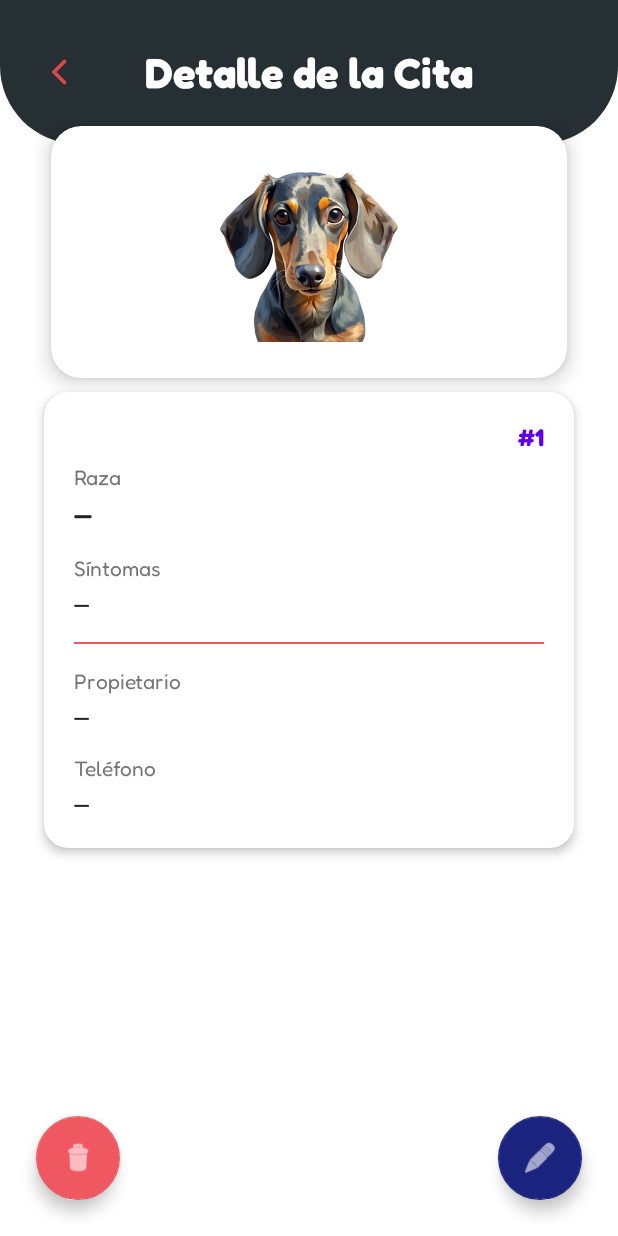
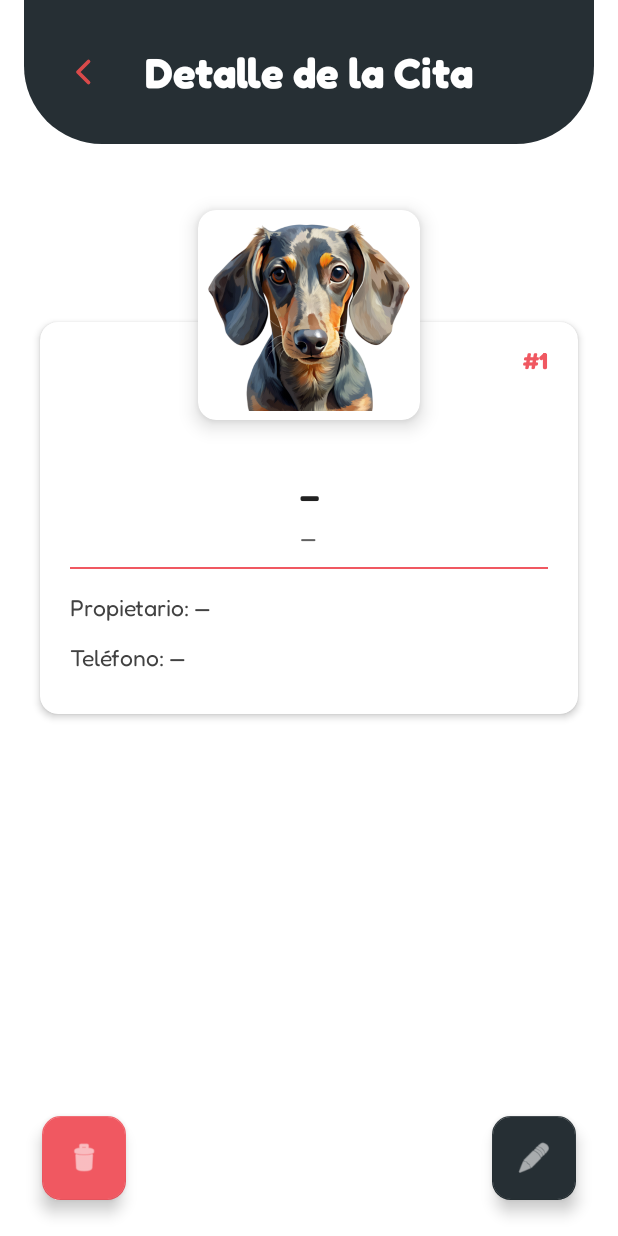
Before and after one commit to DocPaloma/DogApp, an Android app built with Jetpack Compose: the DetailAppointmentFragment screen opened through its navigation route, on a phone screen of 412 x 824 dp. Run offline under Robolectric (Android 15) with nearby library versions, the phone set to English and light mode, and no system bars; pictures from the network do not load.

Commit message:
fix(ui): corrige WindowInsets, tarjetas superpuestas en Detalle y estilo OutlinedBox en Editar

```diff
--- a/app/src/main/java/com/example/dogapp/MainActivity.kt
+++ b/app/src/main/java/com/example/dogapp/MainActivity.kt
@@ -2,11 +2,32 @@ package com.example.dogapp
 
 import android.os.Bundle
 import androidx.appcompat.app.AppCompatActivity
+import androidx.core.content.ContextCompat
+import androidx.core.view.ViewCompat
+import androidx.core.view.WindowCompat
+import androidx.core.view.WindowInsetsCompat
+import androidx.core.view.updatePadding
 
 class MainActivity : AppCompatActivity() {
 
+    @Suppress("DEPRECATION")
     override fun onCreate(savedInstanceState: Bundle?) {
         super.onCreate(savedInstanceState)
         setContentView(R.layout.activity_main)
+
+        window.statusBarColor = ContextCompat.getColor(this, R.color.dog_dark_gray)
+        WindowCompat.getInsetsController(window, window.decorView).isAppearanceLightStatusBars = false
+
+        val navHost = findViewById<android.view.View>(R.id.nav_host_fragment)
+        ViewCompat.setOnApplyWindowInsetsListener(navHost) { view, windowInsets ->
+            val insets = windowInsets.getInsets(WindowInsetsCompat.Type.systemBars())
+            view.updatePadding(
+                left = insets.left,
+                top = insets.top,
+                right = insets.right,
+                bottom = insets.bottom
+            )
+            windowInsets
+        }
     }
 }
--- a/app/src/main/java/com/example/dogapp/view/detail/DetailAppointmentFragment.kt
+++ b/app/src/main/java/com/example/dogapp/view/detail/DetailAppointmentFragment.kt
@@ -49,8 +49,8 @@ class DetailAppointmentFragment : Fragment() {
         binding.tvTurnNumber.text = "#${cita.id}"
         binding.tvPetBreed.text = cita.breed
         binding.tvSymptoms.text = cita.symptom
-        binding.tvOwnerName.text = cita.ownerName
-        binding.tvOwnerPhone.text = cita.phone
+        binding.tvOwnerName.text = "Propietario: ${cita.ownerName}"
+        binding.tvOwnerPhone.text = "Teléfono: ${cita.phone}"
         binding.ivPetPhoto.load(cita.imageUrl) {
             placeholder(R.drawable.ic_dog_head)
             error(R.drawable.ic_dog_head)
--- a/app/src/main/res/layout/fragment_add_cita.xml
+++ b/app/src/main/res/layout/fragment_add_cita.xml
@@ -184,6 +184,7 @@
                 android:paddingBottom="12dp"
                 android:enabled="false"
                 android:text="@string/save_cita"
+                android:textAllCaps="false"
                 android:textColor="@color/white"
                 android:textStyle="bold"
                 app:backgroundTint="#F05861"
--- a/app/src/main/res/layout/fragment_detail_appointment.xml
+++ b/app/src/main/res/layout/fragment_detail_appointment.xml
@@ -13,21 +13,26 @@
         android:layout_height="match_parent"
         android:clipToPadding="false"
         android:fillViewport="true"
-    android:paddingBottom="88dp">
+        android:paddingBottom="96dp">
 
-    <LinearLayout
+        <androidx.constraintlayout.widget.ConstraintLayout
             android:layout_width="match_parent"
             android:layout_height="wrap_content"
-        android:orientation="vertical">
+            android:paddingBottom="24dp">
 
             <!-- TOOLBAR / HEADER SUPERIOR -->
             <androidx.constraintlayout.widget.ConstraintLayout
                 android:id="@+id/headerDetalleCita"
-            android:layout_width="match_parent"
+                android:layout_width="0dp"
                 android:layout_height="96dp"
+                android:layout_marginStart="16dp"
+                android:layout_marginEnd="16dp"
                 android:background="@drawable/bg_header_new_cita"
                 android:paddingStart="16dp"
-            android:paddingEnd="16dp">
+                android:paddingEnd="16dp"
+                app:layout_constraintEnd_toEndOf="parent"
+                app:layout_constraintStart_toStartOf="parent"
+                app:layout_constraintTop_toTopOf="parent">
 
                 <ImageButton
                     android:id="@+id/btnReturnDetail"
@@ -51,172 +56,134 @@
                     app:layout_constraintBottom_toBottomOf="parent"
                     app:layout_constraintEnd_toEndOf="parent"
                     app:layout_constraintStart_toStartOf="parent"
-                app:layout_constraintTop_toTopOf="parent"/>
+                    app:layout_constraintTop_toTopOf="parent" />
 
             </androidx.constraintlayout.widget.ConstraintLayout>
 
-        <!-- ESPACIO PARA LA TARJETA DE IMAGEN SUPERPUESTA -->
-        <FrameLayout
-            android:layout_width="match_parent"
-            android:layout_height="wrap_content"
-            android:layout_marginTop="-30dp"
-            android:paddingStart="20dp"
-            android:paddingEnd="20dp">
-
-            <!-- TARJETA SUPERIOR: IMAGEN DE LA MASCOTA -->
+            <!-- TARJETA INFERIOR BLANCA: INFORMACIÓN -->
             <com.google.android.material.card.MaterialCardView
-                android:id="@+id/cardPetImage"
-                android:layout_width="match_parent"
-                android:layout_height="wrap_content"
-                app:cardCornerRadius="20dp"
-                app:cardElevation="8dp"
-                app:cardUseCompatPadding="true"
-                android:layout_gravity="center_horizontal|top"
-                >
-
-                <LinearLayout
-                    android:layout_width="match_parent"
-                    android:layout_height="wrap_content"
-                    android:gravity="center"
-                    android:padding="24dp">
-
-                    <ImageView
-                        android:id="@+id/ivPetPhoto"
-                        android:layout_width="120dp"
-                        android:layout_height="120dp"
-                        android:src="@drawable/ic_dog_head"
-                        android:scaleType="centerCrop"/>
-                </LinearLayout>
-            </com.google.android.material.card.MaterialCardView>
-
-        </FrameLayout>
-
-        <!-- TARJETA INFERIOR: INFORMACIÓN -->
-        <com.google.android.material.card.MaterialCardView
-            android:layout_width="match_parent"
+                android:id="@+id/cardDetailInfo"
+                android:layout_width="0dp"
                 android:layout_height="wrap_content"
                 android:layout_marginStart="20dp"
+                android:layout_marginTop="110dp"
                 android:layout_marginEnd="20dp"
-            android:layout_marginTop="-20dp"
-            android:layout_marginBottom="32dp"
-            app:cardCornerRadius="16dp"
-            app:cardElevation="4dp"
-            app:cardUseCompatPadding="true">
+                app:cardBackgroundColor="@color/white"
+                app:cardCornerRadius="12dp"
+                app:cardElevation="3dp"
+                app:cardUseCompatPadding="true"
+                app:layout_constraintEnd_toEndOf="parent"
+                app:layout_constraintStart_toStartOf="parent"
+                app:layout_constraintTop_toBottomOf="@id/headerDetalleCita">
 
                 <LinearLayout
                     android:layout_width="match_parent"
                     android:layout_height="wrap_content"
                     android:orientation="vertical"
-                android:padding="20dp">
+                    android:paddingStart="20dp"
+                    android:paddingTop="16dp"
+                    android:paddingEnd="20dp"
+                    android:paddingBottom="28dp">
 
                     <!-- TURNO - Arriba derecha -->
-                <LinearLayout
-                    android:layout_width="match_parent"
-                    android:layout_height="wrap_content"
-                    android:gravity="end">
-
                     <TextView
                         android:id="@+id/tvTurnNumber"
                         android:layout_width="wrap_content"
                         android:layout_height="wrap_content"
+                        android:layout_gravity="end"
+                        android:fontFamily="@font/fredoka_bold"
                         android:text="#1"
-                        android:textSize="16sp"
-                        android:textStyle="bold"
-                        android:textColor="@color/purple_500"
-                        android:fontFamily="@font/fredoka_bold"/>
-                </LinearLayout>
+                        android:textColor="@color/dog_pink"
+                        android:textSize="15sp"
+                        android:textStyle="bold" />
 
-                <!-- RAZA -->
-                <TextView
-                    android:layout_width="wrap_content"
-                    android:layout_height="wrap_content"
-                    android:text="Raza"
-                    android:textSize="14sp"
-                    android:textColor="#757575"
-                    android:layout_marginTop="8dp"
-                    android:fontFamily="@font/fredoka_regular"/>
+                    <!-- Espacio reservado para la tarjeta de imagen superpuesta -->
+                    <Space
+                        android:layout_width="match_parent"
+                        android:layout_height="68dp" />
 
+                    <!-- RAZA CENTRADA BOLD -->
                     <TextView
                         android:id="@+id/tvPetBreed"
-                    android:layout_width="wrap_content"
+                        android:layout_width="match_parent"
                         android:layout_height="wrap_content"
+                        android:fontFamily="@font/fredoka_bold"
+                        android:gravity="center"
                         android:text="—"
-                    android:textSize="18sp"
-                    android:textStyle="bold"
                         android:textColor="#212121"
-                    android:layout_marginTop="4dp"
-                    android:fontFamily="@font/fredoka_regular"/>
+                        android:textSize="19sp"
+                        android:textStyle="bold" />
 
-                <!-- SÍNTOMAS -->
-                <TextView
-                    android:layout_width="wrap_content"
-                    android:layout_height="wrap_content"
-                    android:text="Síntomas"
-                    android:textSize="14sp"
-                    android:textColor="#757575"
-                    android:layout_marginTop="16dp"
-                    android:fontFamily="@font/fredoka_regular"/>
-
+                    <!-- SÍNTOMA CENTRADO -->
                     <TextView
                         android:id="@+id/tvSymptoms"
-                    android:layout_width="wrap_content"
+                        android:layout_width="match_parent"
                         android:layout_height="wrap_content"
+                        android:layout_marginTop="6dp"
+                        android:fontFamily="@font/fredoka_regular"
+                        android:gravity="center"
                         android:text="—"
-                    android:textSize="16sp"
-                    android:textColor="#212121"
-                    android:layout_marginTop="4dp"
-                    android:fontFamily="@font/fredoka_regular"/>
+                        android:textColor="#616161"
+                        android:textSize="15sp" />
 
                     <!-- LÍNEA ROSADA -->
                     <View
                         android:layout_width="match_parent"
-                    android:layout_height="1dp"
-                    android:layout_marginTop="16dp"
-                    android:background="#F05861"/>
+                        android:layout_height="1.5dp"
+                        android:layout_marginTop="10dp"
+                        android:layout_marginBottom="16dp"
+                        android:background="#F05861" />
 
                     <!-- PROPIETARIO -->
                     <TextView
-                    android:layout_width="wrap_content"
+                        android:id="@+id/tvOwnerName"
+                        android:layout_width="match_parent"
                         android:layout_height="wrap_content"
-                    android:text="Propietario"
-                    android:textSize="14sp"
-                    android:textColor="#757575"
-                    android:layout_marginTop="16dp"
-                    android:fontFamily="@font/fredoka_regular"/>
-
-                <TextView
-                    android:id="@+id/tvOwnerName"
-                    android:layout_width="wrap_content"
-                    android:layout_height="wrap_content"
-                    android:text="—"
-                    android:textSize="16sp"
-                    android:textColor="#212121"
-                    android:layout_marginTop="4dp"
-                    android:fontFamily="@font/fredoka_regular"/>
+                        android:fontFamily="@font/fredoka_regular"
+                        android:text="Propietario: —"
+                        android:textColor="#424242"
+                        android:textSize="15sp" />
 
                     <!-- TELÉFONO -->
                     <TextView
-                    android:layout_width="wrap_content"
+                        android:id="@+id/tvOwnerPhone"
+                        android:layout_width="match_parent"
                         android:layout_height="wrap_content"
-                    android:text="Teléfono"
-                    android:textSize="14sp"
-                    android:textColor="#757575"
-                    android:layout_marginTop="16dp"
-                    android:fontFamily="@font/fredoka_regular"/>
+                        android:layout_marginTop="14dp"
+                        android:fontFamily="@font/fredoka_regular"
+                        android:text="Teléfono: —"
+                        android:textColor="#424242"
+                        android:textSize="15sp" />
 
-                <TextView
-                    android:id="@+id/tvOwnerPhone"
-                    android:layout_width="wrap_content"
-                    android:layout_height="wrap_content"
-                    android:text="—"
-                    android:textSize="16sp"
-                    android:textColor="#212121"
-                    android:layout_marginTop="4dp"
-                    android:fontFamily="@font/fredoka_regular"/>
                 </LinearLayout>
             </com.google.android.material.card.MaterialCardView>
 
-    </LinearLayout>
+            <!-- TARJETA SUPERIOR SUPERPUESTA: IMAGEN DE LA MASCOTA -->
+            <com.google.android.material.card.MaterialCardView
+                android:id="@+id/cardPetImage"
+                android:layout_width="172dp"
+                android:layout_height="172dp"
+                android:layout_marginTop="28dp"
+                app:cardBackgroundColor="@color/white"
+                app:cardCornerRadius="12dp"
+                app:cardElevation="8dp"
+                app:cardUseCompatPadding="true"
+                app:layout_constraintEnd_toEndOf="parent"
+                app:layout_constraintStart_toStartOf="parent"
+                app:layout_constraintTop_toBottomOf="@id/headerDetalleCita">
+
+                <ImageView
+                    android:id="@+id/ivPetPhoto"
+                    android:layout_width="match_parent"
+                    android:layout_height="match_parent"
+                    android:layout_margin="6dp"
+                    android:contentDescription="Foto de la mascota"
+                    android:scaleType="centerCrop"
+                    android:src="@drawable/ic_dog_head" />
+
+            </com.google.android.material.card.MaterialCardView>
+
+        </androidx.constraintlayout.widget.ConstraintLayout>
     </ScrollView>
 
     <ProgressBar
@@ -232,10 +199,11 @@
         android:layout_width="wrap_content"
         android:layout_height="wrap_content"
         android:layout_gravity="bottom|start"
-        android:layout_marginStart="24dp"
+        android:layout_marginStart="28dp"
         android:layout_marginBottom="24dp"
         android:contentDescription="Eliminar cita"
         app:backgroundTint="@color/dog_pink"
+        app:shapeAppearanceOverlay="@style/ShapeAppearance.Material3.Corner.Medium"
         app:srcCompat="@android:drawable/ic_menu_delete"
         app:tint="@color/white" />
 
@@ -244,10 +212,11 @@
         android:layout_width="wrap_content"
         android:layout_height="wrap_content"
         android:layout_gravity="bottom|end"
-        android:layout_marginEnd="24dp"
+        android:layout_marginEnd="28dp"
         android:layout_marginBottom="24dp"
         android:contentDescription="Editar cita"
-        app:backgroundTint="@color/dog_dark_blue"
+        app:backgroundTint="@color/dog_dark_gray"
+        app:shapeAppearanceOverlay="@style/ShapeAppearance.Material3.Corner.Medium"
         app:srcCompat="@android:drawable/ic_menu_edit"
         app:tint="@color/white" />
 
```
Also changed, not shown: app/src/main/res/layout/fragment_edit_appointment.xml (+49 -37 lines), 1 other file. Lines whose indentation alone changed are shown as unchanged.
